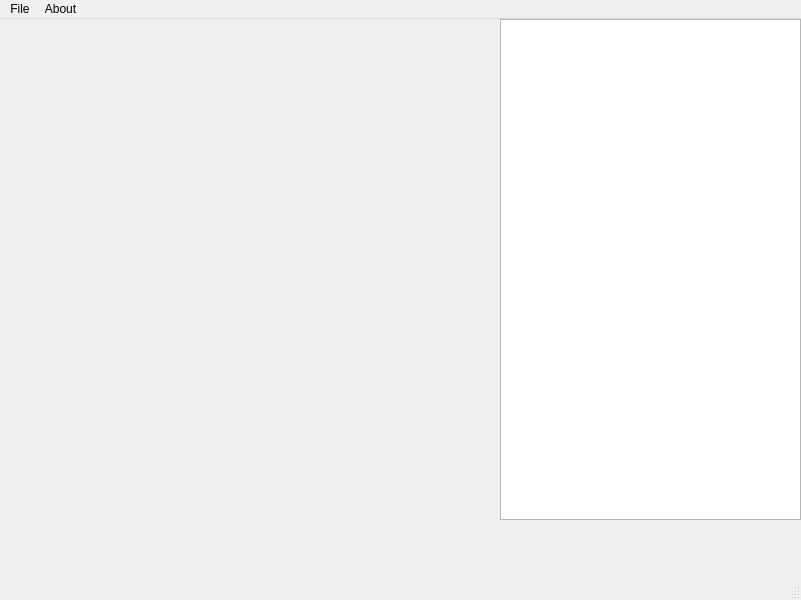
First picture: the form in ui.ui, repository sergej-s/Fly, before the edit.
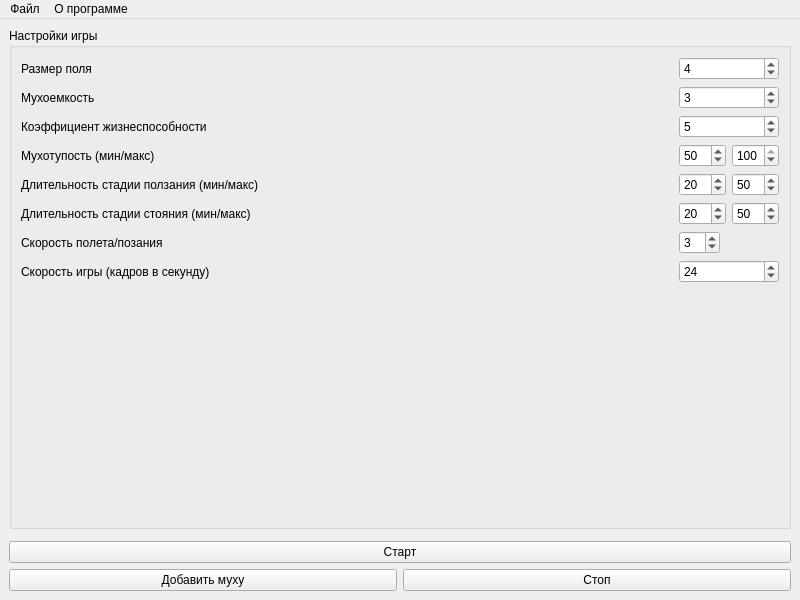
Second picture: the form after the edit.

```diff
--- a/ui.ui
+++ b/ui.ui
@@ -6,58 +6,343 @@
    <rect>
     <x>0</x>
     <y>0</y>
-    <width>801</width>
+    <width>800</width>
     <height>600</height>
    </rect>
   </property>
+  <property name="sizePolicy">
+   <sizepolicy hsizetype="Fixed" vsizetype="Fixed">
+    <horstretch>0</horstretch>
+    <verstretch>0</verstretch>
+   </sizepolicy>
+  </property>
   <property name="minimumSize">
    <size>
-    <width>0</width>
-    <height>0</height>
+    <width>800</width>
+    <height>600</height>
+   </size>
+  </property>
+  <property name="maximumSize">
+   <size>
+    <width>800</width>
+    <height>600</height>
    </size>
   </property>
   <property name="windowTitle">
    <string>MainWindow</string>
   </property>
   <widget class="QWidget" name="centralwidget">
-   <widget class="QWidget" name="gameField_w" native="true">
-    <property name="geometry">
-     <rect>
-      <x>0</x>
-      <y>0</y>
-      <width>500</width>
-      <height>500</height>
-     </rect>
-    </property>
-   </widget>
-   <widget class="QWidget" name="verticalLayoutWidget">
-    <property name="geometry">
-     <rect>
-      <x>500</x>
-      <y>0</y>
-      <width>301</width>
-      <height>501</height>
-     </rect>
-    </property>
-    <layout class="QVBoxLayout" name="verticalLayout">
-     <item>
-      <widget class="QTextEdit" name="flyinfo_te"/>
-     </item>
-    </layout>
-   </widget>
+   <layout class="QVBoxLayout" name="verticalLayout">
+    <item>
+     <widget class="QGroupBox" name="gameSetting_gb">
+      <property name="title">
+       <string>Настройки игры</string>
+      </property>
+      <layout class="QVBoxLayout" name="verticalLayout_2">
+       <item>
+        <layout class="QGridLayout" name="gridLayout">
+         <item row="1" column="0">
+          <widget class="QLabel" name="gameFieldCellCapacity_lbl">
+           <property name="text">
+            <string>Мухоемкость</string>
+           </property>
+          </widget>
+         </item>
+         <item row="0" column="0">
+          <widget class="QLabel" name="gameFieldCellCount_lbl">
+           <property name="text">
+            <string>Размер поля</string>
+           </property>
+          </widget>
+         </item>
+         <item row="6" column="1" colspan="2">
+          <widget class="QSpinBox" name="flySpeed_sb">
+           <property name="sizePolicy">
+            <sizepolicy hsizetype="Fixed" vsizetype="Fixed">
+             <horstretch>0</horstretch>
+             <verstretch>0</verstretch>
+            </sizepolicy>
+           </property>
+           <property name="minimum">
+            <number>1</number>
+           </property>
+           <property name="maximum">
+            <number>10</number>
+           </property>
+           <property name="value">
+            <number>3</number>
+           </property>
+          </widget>
+         </item>
+         <item row="7" column="0">
+          <widget class="QLabel" name="gameSpeed_lbl">
+           <property name="text">
+            <string>Скорость игры (кадров в секунду)</string>
+           </property>
+          </widget>
+         </item>
+         <item row="5" column="1">
+          <widget class="QSpinBox" name="flyStandingDurationMin_sb">
+           <property name="minimum">
+            <number>10</number>
+           </property>
+           <property name="maximum">
+            <number>100</number>
+           </property>
+           <property name="value">
+            <number>20</number>
+           </property>
+          </widget>
+         </item>
+         <item row="1" column="1" colspan="2">
+          <widget class="QSpinBox" name="gameFieldCellCapacity_sb">
+           <property name="sizePolicy">
+            <sizepolicy hsizetype="Minimum" vsizetype="Fixed">
+             <horstretch>0</horstretch>
+             <verstretch>0</verstretch>
+            </sizepolicy>
+           </property>
+           <property name="minimum">
+            <number>1</number>
+           </property>
+           <property name="maximum">
+            <number>10</number>
+           </property>
+           <property name="value">
+            <number>3</number>
+           </property>
+          </widget>
+         </item>
+         <item row="5" column="2">
+          <widget class="QSpinBox" name="flyStandingDurationMax_sb">
+           <property name="minimum">
+            <number>10</number>
+           </property>
+           <property name="maximum">
+            <number>100</number>
+           </property>
+           <property name="value">
+            <number>50</number>
+           </property>
+          </widget>
+         </item>
+         <item row="6" column="0">
+          <widget class="QLabel" name="flySpeed_lbl">
+           <property name="text">
+            <string>Скорость полета/позания</string>
+           </property>
+          </widget>
+         </item>
+         <item row="4" column="0">
+          <widget class="QLabel" name="flyWalkingDuration_lbl">
+           <property name="text">
+            <string>Длительность стадии ползания (мин/макс)</string>
+           </property>
+          </widget>
+         </item>
+         <item row="3" column="1">
+          <widget class="QSpinBox" name="flyStupidityMin_sb">
+           <property name="sizePolicy">
+            <sizepolicy hsizetype="Fixed" vsizetype="Fixed">
+             <horstretch>0</horstretch>
+             <verstretch>0</verstretch>
+            </sizepolicy>
+           </property>
+           <property name="minimum">
+            <number>1</number>
+           </property>
+           <property name="maximum">
+            <number>100</number>
+           </property>
+           <property name="value">
+            <number>50</number>
+           </property>
+          </widget>
+         </item>
+         <item row="3" column="2">
+          <widget class="QSpinBox" name="flyStupidityMax_sb">
+           <property name="sizePolicy">
+            <sizepolicy hsizetype="Fixed" vsizetype="Fixed">
+             <horstretch>0</horstretch>
+             <verstretch>0</verstretch>
+            </sizepolicy>
+           </property>
+           <property name="minimum">
+            <number>1</number>
+           </property>
+           <property name="maximum">
+            <number>100</number>
+           </property>
+           <property name="singleStep">
+            <number>1</number>
+           </property>
+           <property name="value">
+            <number>100</number>
+           </property>
+          </widget>
+         </item>
+         <item row="3" column="0">
+          <widget class="QLabel" name="flyStupidity_lbl">
+           <property name="text">
+            <string>Мухотупость (мин/макс)</string>
+           </property>
+          </widget>
+         </item>
+         <item row="4" column="1">
+          <widget class="QSpinBox" name="flyWalkingDurationMin_sb">
+           <property name="minimum">
+            <number>10</number>
+           </property>
+           <property name="maximum">
+            <number>100</number>
+           </property>
+           <property name="value">
+            <number>20</number>
+           </property>
+          </widget>
+         </item>
+         <item row="0" column="1" colspan="2">
+          <widget class="QSpinBox" name="gameFieldCellCount_sb">
+           <property name="sizePolicy">
+            <sizepolicy hsizetype="Minimum" vsizetype="Fixed">
+             <horstretch>0</horstretch>
+             <verstretch>0</verstretch>
+            </sizepolicy>
+           </property>
+           <property name="minimum">
+            <number>1</number>
+           </property>
+           <property name="maximum">
+            <number>10</number>
+           </property>
+           <property name="value">
+            <number>4</number>
+           </property>
+          </widget>
+         </item>
+         <item row="5" column="0">
+          <widget class="QLabel" name="flyStandingDuration_lbl">
+           <property name="text">
+            <string>Длительность стадии стояния (мин/макс)</string>
+           </property>
+          </widget>
+         </item>
+         <item row="4" column="2">
+          <widget class="QSpinBox" name="flyWalkingDurationMax_sb">
+           <property name="minimum">
+            <number>10</number>
+           </property>
+           <property name="maximum">
+            <number>100</number>
+           </property>
+           <property name="value">
+            <number>50</number>
+           </property>
+          </widget>
+         </item>
+         <item row="7" column="1" colspan="2">
+          <widget class="QSpinBox" name="gameSpeed_sb">
+           <property name="minimum">
+            <number>10</number>
+           </property>
+           <property name="maximum">
+            <number>1000</number>
+           </property>
+           <property name="value">
+            <number>24</number>
+           </property>
+          </widget>
+         </item>
+         <item row="2" column="0">
+          <widget class="QLabel" name="flyLifeCoefficient_lbl">
+           <property name="text">
+            <string>Коэффициент жизнеспособности</string>
+           </property>
+          </widget>
+         </item>
+         <item row="2" column="1" colspan="2">
+          <widget class="QSpinBox" name="flyLifeCoefficient_sb">
+           <property name="minimum">
+            <number>1</number>
+           </property>
+           <property name="maximum">
+            <number>10</number>
+           </property>
+           <property name="value">
+            <number>5</number>
+           </property>
+          </widget>
+         </item>
+        </layout>
+       </item>
+       <item>
+        <spacer name="verticalSpacer">
+         <property name="orientation">
+          <enum>Qt::Vertical</enum>
+         </property>
+         <property name="sizeHint" stdset="0">
+          <size>
+           <width>20</width>
+           <height>40</height>
+          </size>
+         </property>
+        </spacer>
+       </item>
+      </layout>
+     </widget>
+    </item>
+    <item>
+     <widget class="QWidget" name="gameField_w" native="true">
+      <property name="sizePolicy">
+       <sizepolicy hsizetype="Fixed" vsizetype="Fixed">
+        <horstretch>0</horstretch>
+        <verstretch>0</verstretch>
+       </sizepolicy>
+      </property>
+     </widget>
+    </item>
+    <item>
+     <widget class="QPushButton" name="startGame_btn">
+      <property name="text">
+       <string>Старт</string>
+      </property>
+     </widget>
+    </item>
+    <item>
+     <layout class="QHBoxLayout" name="horizontalLayout">
+      <item>
+       <widget class="QPushButton" name="addFly_btn">
+        <property name="text">
+         <string>Добавить муху</string>
+        </property>
+       </widget>
+      </item>
+      <item>
+       <widget class="QPushButton" name="stopGame_btn">
+        <property name="enabled">
+         <bool>true</bool>
+        </property>
+        <property name="text">
+         <string>Стоп</string>
+        </property>
+       </widget>
+      </item>
+     </layout>
+    </item>
+   </layout>
   </widget>
   <widget class="QMenuBar" name="menubar">
    <property name="geometry">
     <rect>
      <x>0</x>
      <y>0</y>
-     <width>801</width>
+     <width>800</width>
      <height>31</height>
     </rect>
    </property>
    <widget class="QMenu" name="menuFile">
     <property name="title">
-     <string>File</string>
+     <string>Файл</string>
     </property>
     <addaction name="separator"/>
     <addaction name="actionNewGame"/>
@@ -65,13 +350,12 @@
    </widget>
    <widget class="QMenu" name="menuAbout">
     <property name="title">
-     <string>About</string>
+     <string>О программе</string>
     </property>
    </widget>
    <addaction name="menuFile"/>
    <addaction name="menuAbout"/>
   </widget>
-  <widget class="QStatusBar" name="statusbar"/>
   <action name="actionNewGame">
    <property name="text">
     <string>New Game</string>
```
Left out of the diff: 2 changed lines with no effect on the pictures.
